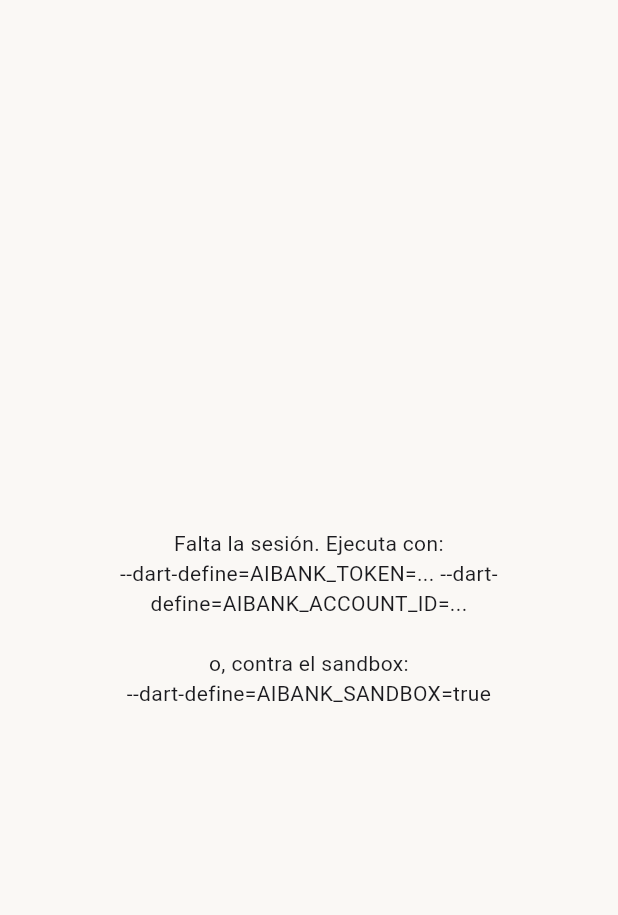
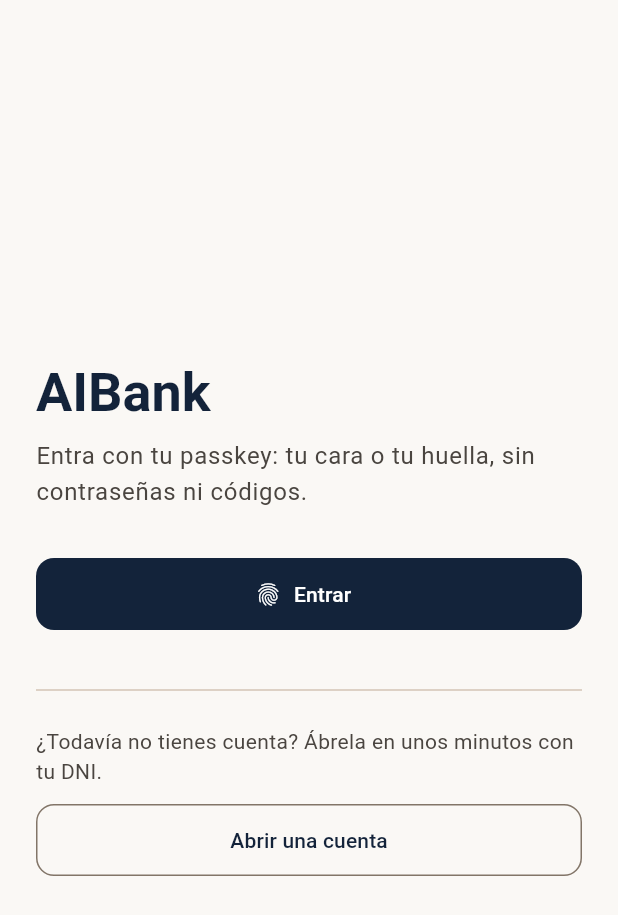
Before and after one commit to Root1V/aerarium-agentic-banking, a Flutter app: the screen it shows after launch, on a phone screen of 412 x 824 dp. Shown: the top 915 px of the screen. Run offline on Flutter 3.47's test engine with Material 3 defaults, Android fonts, the phone set to English and light mode, and no system bars.

Commit message:
feat(app): entrar con passkey y proteger la cuenta tras el alta
Sin sesión fija ni sandbox, la app arranca en «Entrar» y el alta aprobada lleva
a «Protege tu cuenta», sin opción de saltarlo: sin passkey no hay forma de
volver a entrar. El puente con el sistema es Swift propio sobre
AuthenticationServices (doc 14, regla 1). En Android el canal todavía no tiene
módulo y la app lo dice.

Una sesión vencida lleva a volver a entrar, no a reintentar, y salir revoca el
token también en el banco. Una passkey rechazada ya no se muestra como
«tu sesión expiró».

Co-Authored-By: Claude Opus 5.5 <noreply@anthropic.com>

```diff
--- a/app/lib/api/errors.dart
+++ b/app/lib/api/errors.dart
@@ -23,6 +23,11 @@ enum ApiErrorCode {
   underage,
   rateLimited,
   referenceConflict,
+  // Passkeys.
+  passkeyRejected,
+  ceremonyExpired,
+  notEnrollable,
+  alreadyEnrolled,
   unknown,
 }
 
@@ -53,6 +58,10 @@ class ApiError implements Exception {
         'underage' => ApiErrorCode.underage,
         'rate_limited' => ApiErrorCode.rateLimited,
         'reference_conflict' || 'invalid_reference' => ApiErrorCode.referenceConflict,
+        'passkey_rejected' => ApiErrorCode.passkeyRejected,
+        'ceremony_expired' => ApiErrorCode.ceremonyExpired,
+        'not_enrollable' => ApiErrorCode.notEnrollable,
+        'already_enrolled' => ApiErrorCode.alreadyEnrolled,
         _ => ApiErrorCode.unknown,
       },
       detail,
@@ -82,6 +91,12 @@ class ApiError implements Exception {
         ApiErrorCode.rateLimited =>
           'Demasiados intentos. Espera un momento y vuelve a intentarlo.',
         ApiErrorCode.referenceConflict => 'Algo salió mal. Intenta de nuevo.',
+        ApiErrorCode.passkeyRejected => 'No pudimos verificar tu passkey.',
+        ApiErrorCode.ceremonyExpired =>
+          'Pasó demasiado tiempo. Vuelve a intentarlo.',
+        ApiErrorCode.notEnrollable =>
+          'No pudimos proteger tu cuenta desde aquí. Escríbenos para ayudarte.',
+        ApiErrorCode.alreadyEnrolled => 'Tu cuenta ya está protegida con una passkey.',
         ApiErrorCode.unknown => 'Algo salió mal. Intenta de nuevo.',
       };
 
--- a/app/lib/api/models.dart
+++ b/app/lib/api/models.dart
@@ -408,3 +408,34 @@ class OnboardingResult {
         accountId: json['account_id'] as String?,
       );
 }
+
+
+/// Una ceremonia de passkey en curso: el desafío que emitió el banco.
+class PasskeyCeremony {
+  final String id;
+
+  /// Lo que se le pasa tal cual al sistema operativo.
+  final Map<String, dynamic> options;
+
+  const PasskeyCeremony({required this.id, required this.options});
+
+  factory PasskeyCeremony.fromJson(Map<String, dynamic> json) => PasskeyCeremony(
+        id: json['ceremony_id'] as String,
+        options: json['options'] as Map<String, dynamic>,
+      );
+}
+
+/// La sesión que entrega el banco tras una passkey verificada.
+class SessionGrant {
+  final String token;
+  final String customerId;
+  final DateTime expiresAt;
+
+  const SessionGrant({required this.token, required this.customerId, required this.expiresAt});
+
+  factory SessionGrant.fromJson(Map<String, dynamic> json) => SessionGrant(
+        token: json['token'] as String,
+        customerId: json['customer_id'] as String,
+        expiresAt: DateTime.parse(json['expires_at'] as String),
+      );
+}
--- /dev/null
+++ b/app/lib/auth/passkeys.dart
@@ -0,0 +1,119 @@
+import 'dart:convert';
+
+import 'package:flutter/services.dart';
+
+import '../api/client.dart';
+import '../api/errors.dart';
+import '../api/models.dart';
+
+/// Por qué no se pudo usar una passkey, en términos que la pantalla pueda
+/// explicar.
+enum PasskeyFailure {
+  /// La persona cerró el diálogo del sistema. No es un error: no se muestra nada.
+  cancelled,
+
+  /// Este dispositivo o esta compilación no puede usar passkeys con el banco:
+  /// Android todavía sin módulo nativo, o la app sin asociar a su dominio.
+  unavailable,
+
+  /// El sistema operativo falló por otra razón.
+  failed,
+}
+
+class PasskeyException implements Exception {
+  const PasskeyException(this.failure, [this.detail = '']);
+  final PasskeyFailure failure;
+
+  /// Solo para diagnóstico. Nunca se muestra.
+  final String detail;
+
+  @override
+  String toString() => 'PasskeyException(${failure.name}): $detail';
+}
+
+/// El autenticador de la plataforma: el chip seguro del teléfono y su biometría.
+///
+/// Es una interfaz y no una llamada directa al canal nativo para que el flujo
+/// —qué se pide, qué se hace con la respuesta, qué se le dice a la persona— se
+/// pueda probar sin un teléfono. Las opciones y las respuestas van en la
+/// serialización JSON de WebAuthn, tal como las da y las espera el banco.
+abstract interface class PasskeyPlatform {
+  /// Crea una passkey nueva. `options` es lo que devolvió el banco al empezar el
+  /// registro; la respuesta se le reenvía sin tocar.
+  Future<Map<String, dynamic>> create(Map<String, dynamic> options);
+
+  /// Firma un desafío de login con una passkey existente.
+  Future<Map<String, dynamic>> get(Map<String, dynamic> options);
+}
+
+/// Passkeys del sistema operativo, por el canal nativo.
+///
+/// En iOS lo atiende AuthenticationServices (ios/Runner/PasskeysPlugin.swift).
+/// En Android todavía no hay módulo: el canal no responde y la pantalla lo
+/// explica en vez de fallar a ciegas.
+class NativePasskeys implements PasskeyPlatform {
+  const NativePasskeys();
+
+  static const _channel = MethodChannel('dev.aerarium/passkeys');
+
+  @override
+  Future<Map<String, dynamic>> create(Map<String, dynamic> options) =>
+      _invoke('create', options);
+
+  @override
+  Future<Map<String, dynamic>> get(Map<String, dynamic> options) =>
+      _invoke('get', options);
+
+  Future<Map<String, dynamic>> _invoke(String method, Map<String, dynamic> options) async {
+    try {
+      final raw = await _channel.invokeMethod<String>(method, jsonEncode(options));
+      if (raw == null) throw const PasskeyException(PasskeyFailure.failed, 'respuesta vacía');
+      return jsonDecode(raw) as Map<String, dynamic>;
+    } on MissingPluginException {
+      throw const PasskeyException(PasskeyFailure.unavailable, 'sin módulo nativo');
+    } on PlatformException catch (e) {
+      throw PasskeyException(
+        switch (e.code) {
+          'cancelled' => PasskeyFailure.cancelled,
+          'unavailable' => PasskeyFailure.unavailable,
+          _ => PasskeyFailure.failed,
+        },
+        '${e.code}: ${e.message}',
+      );
+    }
+  }
+}
+
+/// Las ceremonias completas: pedir el desafío al banco, firmarlo en el
+/// teléfono y entregarle la firma.
+class PasskeyFlow {
+  const PasskeyFlow({required this.client, required this.platform});
+
+  final BffClient client;
+  final PasskeyPlatform platform;
+
+  /// Registra la primera passkey de una cuenta recién abierta.
+  Future<SessionGrant> enroll(String onboardingReference) async {
+    final ceremony = await client.beginEnrollment(onboardingReference);
+    final credential = await platform.create(ceremony.options);
+    return client.finishRegistration(ceremony.id, credential);
+  }
+
+  /// Entra con una passkey ya registrada. No se pide quién es: la passkey lo dice.
+  Future<SessionGrant> login() async {
+    final ceremony = await client.beginLogin();
+    final credential = await platform.get(ceremony.options);
+    return client.finishLogin(ceremony.id, credential);
+  }
+}
+
+/// Qué decirle a la persona cuando una ceremonia no termina. `null` es no decir
+/// nada: cerrar el diálogo del sistema fue decisión suya, no un fallo.
+String? explainPasskeyError(Object error) => switch (error) {
+      PasskeyException(failure: PasskeyFailure.cancelled) => null,
+      PasskeyException(failure: PasskeyFailure.unavailable) =>
+        'Este teléfono todavía no puede usar passkeys con AIBank.',
+      PasskeyException() => 'No se pudo usar la passkey. Inténtalo otra vez.',
+      ApiError() => error.userMessage,
+      _ => 'Algo salió mal. Inténtalo otra vez.',
+    };
--- a/app/lib/main.dart
+++ b/app/lib/main.dart
@@ -1,17 +1,22 @@
 import 'package:flutter/material.dart';
 
 import 'api/client.dart';
+import 'api/models.dart';
+import 'auth/passkeys.dart';
 import 'sandbox/sandbox_client.dart';
 import 'sandbox/sandbox_entry_screen.dart';
+import 'screens/account_gate.dart';
+import 'screens/enroll_passkey_screen.dart';
 import 'screens/home_screen.dart';
+import 'screens/login_screen.dart';
 import 'screens/onboarding_screen.dart';
 import 'theme.dart';
 
 /// Configuración de compilación.
 ///
-/// La sesión se recibe por configuración mientras la autenticación real
-/// (passkeys vinculadas al dispositivo) no está integrada: así no hay ningún
-/// login provisional en el código que pueda quedarse.
+/// Sin sesión fija ni sandbox, la app entra con passkeys. `AIBANK_TOKEN` y
+/// `AIBANK_ACCOUNT_ID` quedan para apuntar la app a una sesión ya abierta
+/// mientras se desarrolla.
 const _baseUrl = String.fromEnvironment(
   'AIBANK_BFF_URL',
   defaultValue: 'http://localhost:8080',
@@ -62,7 +67,7 @@ class AiBankApp extends StatelessWidget {
     } else if (_sandbox) {
       home = _sandboxEntry();
     } else {
-      home = const _MissingSession();
+      home = Builder(builder: _login);
     }
 
     return MaterialApp(
@@ -73,6 +78,65 @@ class AiBankApp extends StatelessWidget {
       home: home,
     );
   }
+
+  // ------------------------------------------------------------- passkeys
+
+  PasskeyFlow _flow() => PasskeyFlow(
+        // Las ceremonias no llevan sesión: el cliente no manda token.
+        client: BffClient(baseUrl: Uri.parse(baseUrl), token: () => ''),
+        platform: const NativePasskeys(),
+      );
+
+  Widget _login(BuildContext context) => LoginScreen(
+        flow: _flow(),
+        onSignedIn: (session) => _enter(context, session),
+        onOpenAccount: () => Navigator.of(context).push(MaterialPageRoute<void>(
+          builder: (context) => OnboardingScreen(
+            client: BffClient(baseUrl: Uri.parse(baseUrl), token: () => ''),
+            // El alta aprobada lleva directo a proteger la cuenta, sin pila
+            // detrás: volver al formulario de un alta cerrada no tiene sentido.
+            onApproved: (result) => Navigator.of(context).pushAndRemoveUntil(
+              MaterialPageRoute<void>(
+                // Cada pantalla navega con el contexto de su propia ruta: el de
+                // la anterior deja de existir al vaciarse la pila.
+                builder: (context) => EnrollPasskeyScreen(
+                  flow: _flow(),
+                  onboardingReference: result.reference,
+                  onEnrolled: (session) => _enter(context, session),
+                  onAlreadyEnrolled: () => _signOut(context),
+                ),
+              ),
+              (_) => false,
+            ),
+          ),
+        )),
+      );
+
+  /// Abre la cuenta con la sesión recién emitida.
+  ///
+  /// El token vive solo en memoria: cerrar la app es cerrar la sesión, y volver
+  /// a entrar es una passkey, que cuesta un segundo. Guardarlo en disco sería
+  /// dejar una llave del dinero de alguien en un archivo.
+  void _enter(BuildContext context, SessionGrant session) {
+    Navigator.of(context).pushAndRemoveUntil(
+      MaterialPageRoute<void>(
+        builder: (context) => AccountGate(
+          client: BffClient(baseUrl: Uri.parse(baseUrl), token: () => session.token),
+          onSignOut: () => _signOut(context),
+        ),
+      ),
+      (_) => false,
+    );
+  }
+
+  void _signOut(BuildContext context) {
+    Navigator.of(context).pushAndRemoveUntil(
+      MaterialPageRoute<void>(builder: _login),
+      (_) => false,
+    );
+  }
+
+  // -------------------------------------------------------------- sandbox
 
   Widget _sandboxEntry() {
     final sandbox = SandboxClient(baseUrl: Uri.parse(baseUrl), devKey: _devKey);
@@ -121,25 +185,3 @@ class AiBankApp extends StatelessWidget {
     );
   }
 }
-
-class _MissingSession extends StatelessWidget {
-  const _MissingSession();
-
-  @override
-  Widget build(BuildContext context) {
-    return const Scaffold(
-      body: Center(
-        child: Padding(
-          padding: EdgeInsets.all(AppSpacing.xl),
-          child: Text(
-            'Falta la sesión. Ejecuta con:\n'
-            '--dart-define=AIBANK_TOKEN=... --dart-define=AIBANK_ACCOUNT_ID=...\n\n'
-            'o, contra el sandbox:\n'
-            '--dart-define=AIBANK_SANDBOX=true',
-            textAlign: TextAlign.center,
-          ),
-        ),
-      ),
-    );
-  }
-}
--- a/app/lib/sandbox/sandbox_entry_screen.dart
+++ b/app/lib/sandbox/sandbox_entry_screen.dart
@@ -11,7 +11,7 @@ import 'sandbox_client.dart';
 /// `--dart-define=AIBANK_SANDBOX=true`, y sin ese valor el compilador la
 /// elimina de la app — no queda desactivada, deja de existir.
 ///
-/// El login real son passkeys (doc 14, regla 1) y vendrá en su propia rama.
+/// El login real son passkeys (doc 14, regla 1): `LoginScreen`.
 class SandboxEntryScreen extends StatefulWidget {
   const SandboxEntryScreen({
     super.key,
--- /dev/null
+++ b/app/lib/screens/login_screen.dart
@@ -0,0 +1,116 @@
+import 'package:flutter/material.dart';
+
+import '../api/models.dart';
+import '../auth/passkeys.dart';
+import '../theme.dart';
+
+/// Entrar al banco con la passkey del teléfono.
+///
+/// Un solo botón. No hay usuario que escribir: el sistema ofrece las passkeys
+/// guardadas para el dominio del banco y la elegida dice de quién es la cuenta.
+/// Tampoco hay contraseña ni código por SMS que se puedan robar o reenviar a
+/// una web falsa: la firma solo vale para el dominio del banco (doc 14).
+class LoginScreen extends StatefulWidget {
+  const LoginScreen({
+    super.key,
+    required this.flow,
+    required this.onSignedIn,
+    this.onOpenAccount,
+  });
+
+  final PasskeyFlow flow;
+  final void Function(SessionGrant session) onSignedIn;
+
+  /// Lleva al alta. Opcional: quien monta la pantalla decide si se ofrece.
+  final VoidCallback? onOpenAccount;
+
+  @override
+  State<LoginScreen> createState() => _LoginScreenState();
+}
+
+class _LoginScreenState extends State<LoginScreen> {
+  bool _busy = false;
+  String? _error;
+
+  Future<void> _signIn() async {
+    setState(() {
+      _busy = true;
+      _error = null;
+    });
+    try {
+      final session = await widget.flow.login();
+      if (!mounted) return;
+      setState(() => _busy = false);
+      widget.onSignedIn(session);
+    } catch (e) {
+      if (!mounted) return;
+      setState(() {
+        _busy = false;
+        _error = explainPasskeyError(e);
+      });
+    }
+  }
+
+  @override
+  Widget build(BuildContext context) {
+    final theme = Theme.of(context);
+
+    return Scaffold(
+      body: SafeArea(
+        child: Center(
+          child: ConstrainedBox(
+            constraints: const BoxConstraints(maxWidth: 440),
+            child: ListView(
+              padding: const EdgeInsets.all(AppSpacing.xl),
+              shrinkWrap: true,
+              children: [
+                Text('AIBank', style: theme.textTheme.displaySmall?.copyWith(
+                  color: theme.colorScheme.primary,
+                  fontWeight: FontWeight.w700,
+                )),
+                const SizedBox(height: AppSpacing.sm),
+                Text(
+                  'Entra con tu passkey: tu cara o tu huella, sin contraseñas ni códigos.',
+                  style: theme.textTheme.bodyLarge?.copyWith(
+                    color: theme.colorScheme.onSurfaceVariant,
+                  ),
+                ),
+                const SizedBox(height: AppSpacing.xxl),
+                FilledButton.icon(
+                  onPressed: _busy ? null : _signIn,
+                  icon: _busy
+                      ? const SizedBox.square(
+                          dimension: 20,
+                          child: CircularProgressIndicator(strokeWidth: 2),
+                        )
+                      : const Icon(Icons.fingerprint),
+                  label: const Text('Entrar'),
+                ),
+                if (_error != null) ...[
+                  const SizedBox(height: AppSpacing.md),
+                  Text(_error!, style: TextStyle(color: theme.colorScheme.error)),
+                ],
+                if (widget.onOpenAccount != null) ...[
+                  const SizedBox(height: AppSpacing.xxl),
+                  const Divider(),
+                  const SizedBox(height: AppSpacing.lg),
+                  Text(
+                    '¿Todavía no tienes cuenta? Ábrela en unos minutos con tu DNI.',
+                    style: theme.textTheme.bodyMedium?.copyWith(
+                      color: theme.colorScheme.onSurfaceVariant,
+                    ),
+                  ),
+                  const SizedBox(height: AppSpacing.md),
+                  OutlinedButton(
+                    onPressed: _busy ? null : widget.onOpenAccount,
+                    child: const Text('Abrir una cuenta'),
+                  ),
+                ],
+              ],
+            ),
+          ),
+        ),
+      ),
+    );
+  }
+}
```
Also changed, not shown: app/lib/api/client.dart (+48 -1 lines), app/lib/screens/account_gate.dart (added, +76 -0 lines), app/lib/screens/enroll_passkey_screen.dart (added, +113 -0 lines), app/lib/screens/home_screen.dart (+30 -4 lines), 2 other files.
